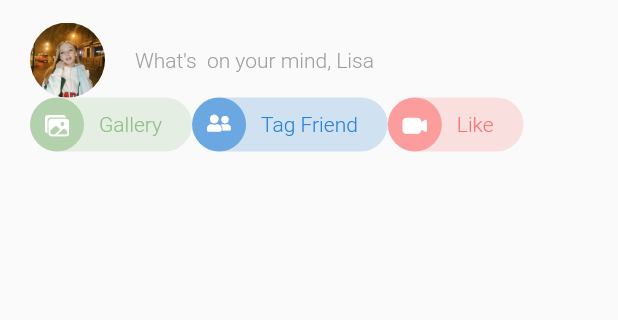
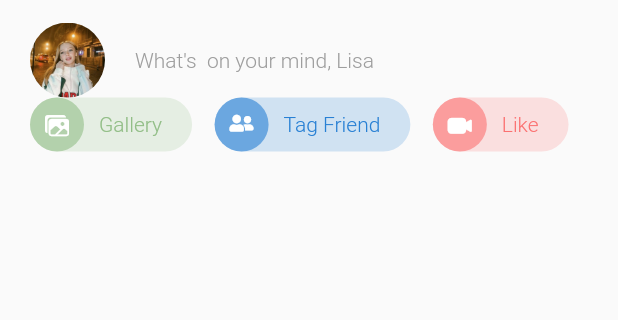
Before and after one commit to AgustinaGF/facebookFlutter, a Flutter app: the screen it shows after launch, on a phone screen of 412 x 824 dp, the part 84-404 px from its top. Run offline on Flutter 3.47's test engine with Material 2 defaults, Android fonts, the phone set to English and light mode, and no system bars; our stand-ins replace device_preview, flutter_svg.

Commit message:
fixed overflow

```diff
--- a/lib/facebook_ui/widgets/quick_actions.dart
+++ b/lib/facebook_ui/widgets/quick_actions.dart
@@ -7,24 +7,31 @@ class QuickActions extends StatelessWidget {
 
   @override
   Widget build(BuildContext context) {
-    return const Row(
+    //este widget ayuda a desaparecer el error de overflow
+    return const FittedBox(
+      fit: BoxFit.scaleDown,
+      alignment: Alignment.centerLeft,
+      child: Row(
         children: [
           QuickButton(
             label: 'Gallery',
             color: Color(0xff92BE87),
             iconData: CustomIcons.photos,
           ),
+          SizedBox(width: 15),
           QuickButton(
             label: 'Tag Friend',
             color: Color(0xff2880D4),
             iconData: CustomIcons.user_friends,
           ),
+          SizedBox(width: 15),
           QuickButton(
             label: 'Like',
             color: Color(0xfFFB7171),
             iconData: CustomIcons.video_camera,
           )
         ],
+      ),
     );
   }
 }
@@ -51,9 +58,10 @@ class QuickButton extends StatelessWidget {
         borderRadius: BorderRadius.circular(30),
       ),
       child: Row(
+        mainAxisSize: MainAxisSize.min,
         children: [
           CircleButton(color: color.withOpacity(0.6), iconData: iconData),
-          SizedBox(width: 10),
+          const SizedBox(width: 10),
           Text(
             label,
             style: TextStyle(
```
Lines whose indentation alone changed are shown as unchanged.
